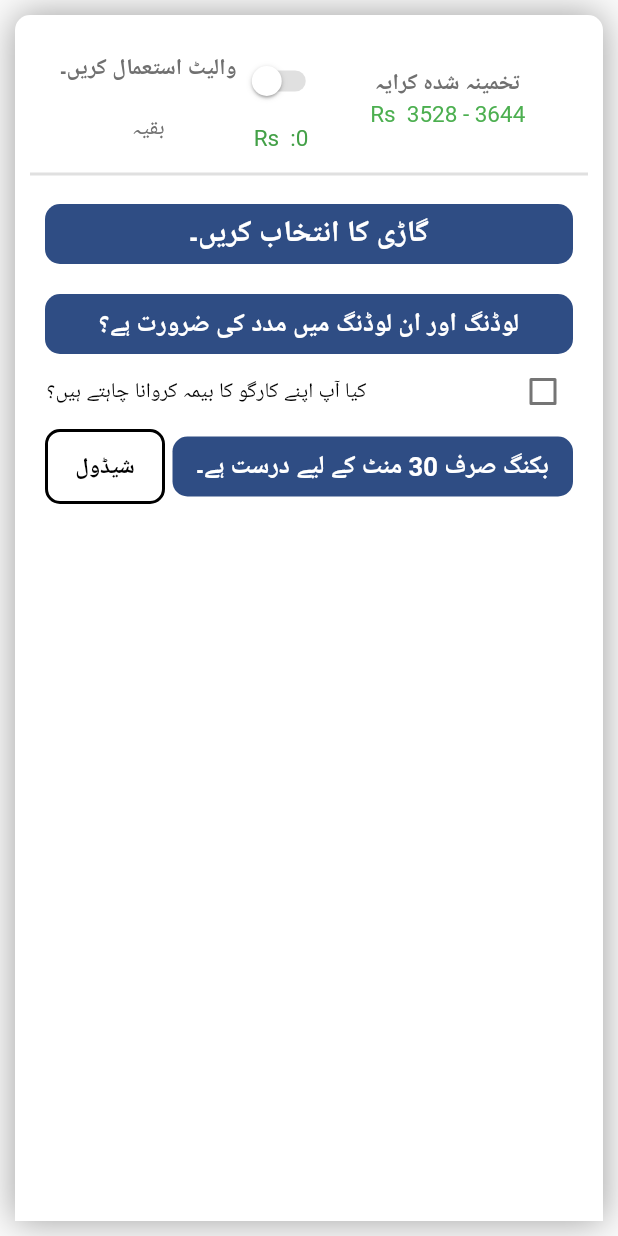
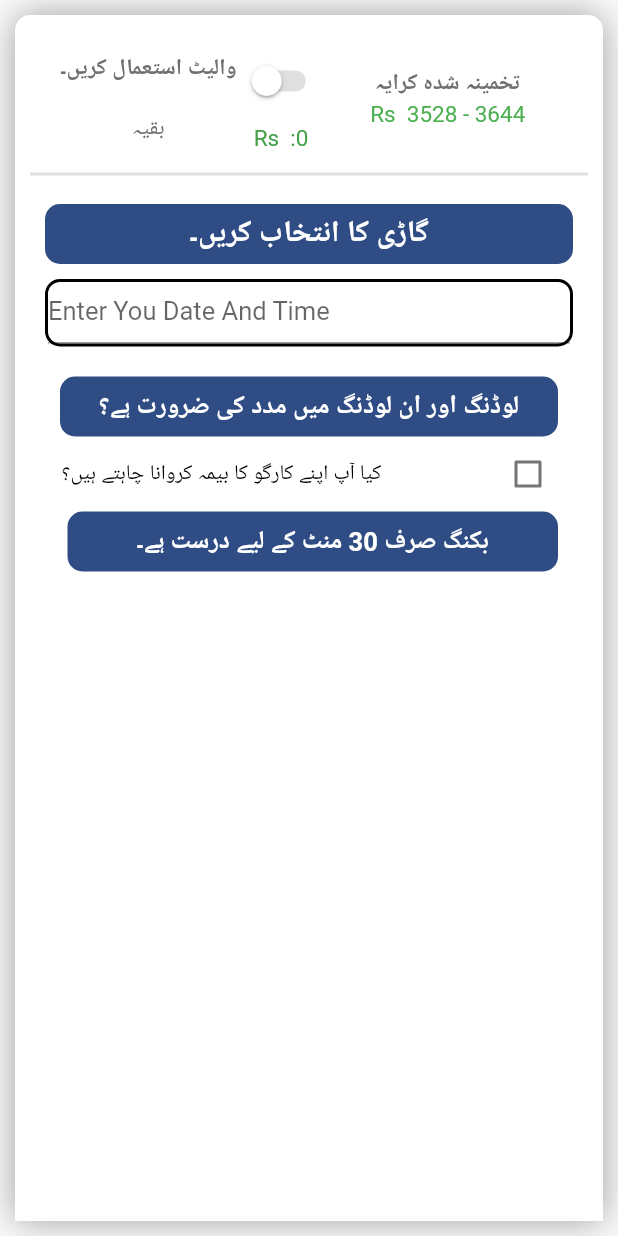
Before and after one commit to abrar2008/Meribilty_user, a Flutter app: the Floating widget shown alone on an empty page, opened directly, on a phone screen of 412 x 824 dp. Run offline on Flutter 3.47's test engine with Material 2 defaults, Android fonts, the phone set to English and light mode, and no system bars; drawn by our look-alikes of date_time_picker, getwidget; our stand-ins replace carousel_slider, contained_tab_bar_view, dots_indicator, equatable, expandable, file_picker and 15 more; missing offline and left inert: flutter_verification_code; generated files the repository leaves out were written again; project files that could hold a hidden picture were left out.

Commit message:
2 REMAING
2 REMAING

```diff
--- a/lib/veiw/Citymovement.dart
+++ b/lib/veiw/Citymovement.dart
@@ -3,6 +3,7 @@
 
 
 // import 'package:date_time_picker/date_time_picker.dart';
+import 'package:date_time_picker/date_time_picker.dart';
 import 'package:flutter/cupertino.dart';
 import 'package:flutter/material.dart';
 import 'package:flutter/painting.dart';
@@ -43,7 +44,7 @@ class _CitymovementState extends State<Citymovement> {
 
   @override
   Widget build(BuildContext context) {
-
+    GlobalKey<FormState> _oFormKey = GlobalKey<FormState>();
     return Scaffold(
         extendBodyBehindAppBar: true,
     appBar: AppBar(
@@ -366,6 +367,8 @@ class _FloatingState extends State<Floating> {
   }
   @override
   Widget build(BuildContext context) {
+        GlobalKey<FormState> _oFormKey = GlobalKey<FormState>();
+
     return Container(
       decoration: const BoxDecoration(
           color: Colors.white,
@@ -920,6 +923,49 @@ class _FloatingState extends State<Floating> {
               blockButton: true,
             ),
           ),
+           Container(
+              padding: EdgeInsets.all(10),
+              child: Form(
+          key: _oFormKey,
+          child: Column(
+              children: <Widget>[
+
+                Container(
+                  width:  MediaQuery.of(context).size.width,
+                  height: 45,
+                 decoration: BoxDecoration(
+    border: Border.all(
+      color: Colors.black,
+      width: 2,
+    ),
+    borderRadius: BorderRadius.all(Radius.circular(10))
+  ),
+                  child: DateTimePicker(
+
+                    type: DateTimePickerType.dateTime,
+                    // dateMask: 'd MMMM, yyyy - hh:mm a',
+                    // controller: _controller2,
+                    //initialValue: _initialValue,
+                    firstDate: DateTime.now().subtract(Duration(days: 0)),
+                    lastDate: DateTime(2100),
+                    //icon: Icon(Icons.event),
+                    dateLabelText: 'Enter You Date And Time ',
+
+// decoration:  InputDecoration(
+//       labelStyle: TextStyle(
+
+//       )
+//     )  ,
+                    use24HourFormat: false,
+
+                  //   onChanged: (val) => setState(() => _valueChanged2 = val),
+                  //   validator: (val) {
+                  //  setState(() => _valueToValidate2 = val ?? '');
+                  //     return null;
+                  //   },
+                  //   onSaved: (val) => setState(() => _valueSaved2 = val ?? ''),
+                  ),
+                ),
           const SizedBox(
             height: 20,
           ),
@@ -955,36 +1001,7 @@ class _FloatingState extends State<Floating> {
               // mainAxisAlignment: MainAxisAlignment.spaceEvenly,
               children: [
 
-                GFButton(
-             borderShape: ShapeBorder.lerp(RoundedRectangleBorder(side: const BorderSide(color: Colors.black, width: 2), borderRadius: new BorderRadius.circular(10.0)), RoundedRectangleBorder(side: const BorderSide(color: Colors.black, width: 2), borderRadius: new BorderRadius.circular(10.0)), 0.5),
-
-                  color: Colors.white,
-                  textStyle: const TextStyle(
-                      color: Colors.black,
-                      fontSize: 15,
-                      fontWeight: FontWeight.bold),
-                  size: 50,
-                  onPressed: () {
-
-
-                    // DatePicker.showDateTimePicker(context, showTitleActions: true,
-                    //     onChanged: (date) {
-
-                    //   print('change $date in time zone ' +
-                    //       date.timeZoneOffset.inHours.toString());
-                    // }, onConfirm: (date) {
-                    //   Navigator.push(
-                    //       context,
-                    //       MaterialPageRoute(
-                    //         builder: (context) => const Citymovement(),
-                    //       ));
-                    // }, currentTime: DateTime(2008, 12, 31, 23, 12, 34));
-                  },
-                  text: AppLocalizations.of(context)!.sche,
-                  type: GFButtonType.solid,
-                  borderSide:
-                      const BorderSide(color: Color(0xFF2F4D84), width: 2),
-                ),
+
                 const SizedBox(
                   width: 5,
                 ),
@@ -1024,7 +1041,7 @@ class _FloatingState extends State<Floating> {
         ],
       ),
       ),
-    );
+    )])));
   }
 }
 
--- a/pubspec.yaml
+++ b/pubspec.yaml
@@ -56,7 +56,7 @@ dependencies:
   expandable:
   intl_phone_field:
   intl:
-
+  date_time_picker:
   flutter_svg:
   http:
   location:
```
Also changed, not shown: lib/veiw/citymovem.dart (+79 -34 lines), lib/veiw/portlogistic.dart (+65 -31 lines), lib/widget/datetime.dart (added, +106 -0 lines), pubspec.lock.
